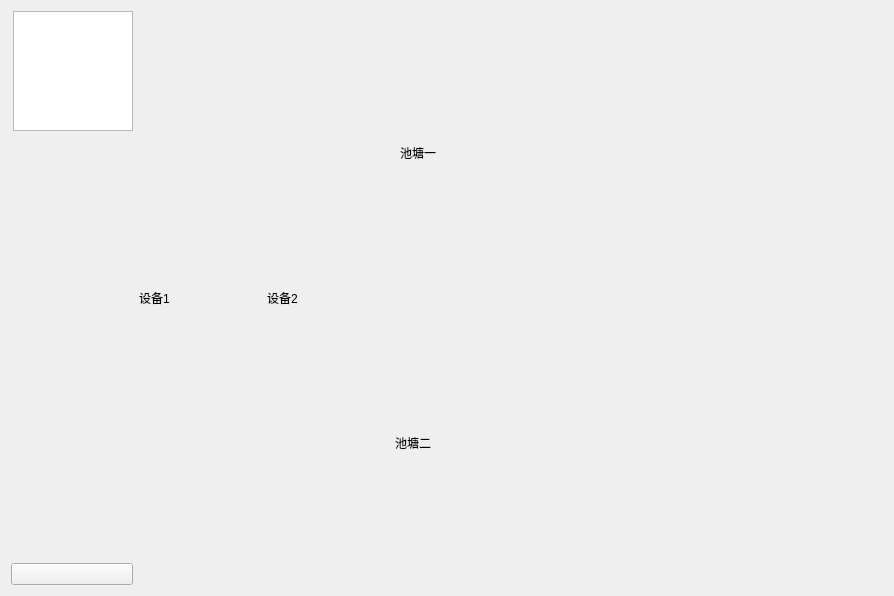
Above: AdultFishSystem/adultfishsystemwidget.ui from HighBird007/pond before the change. Below: the same form after it.
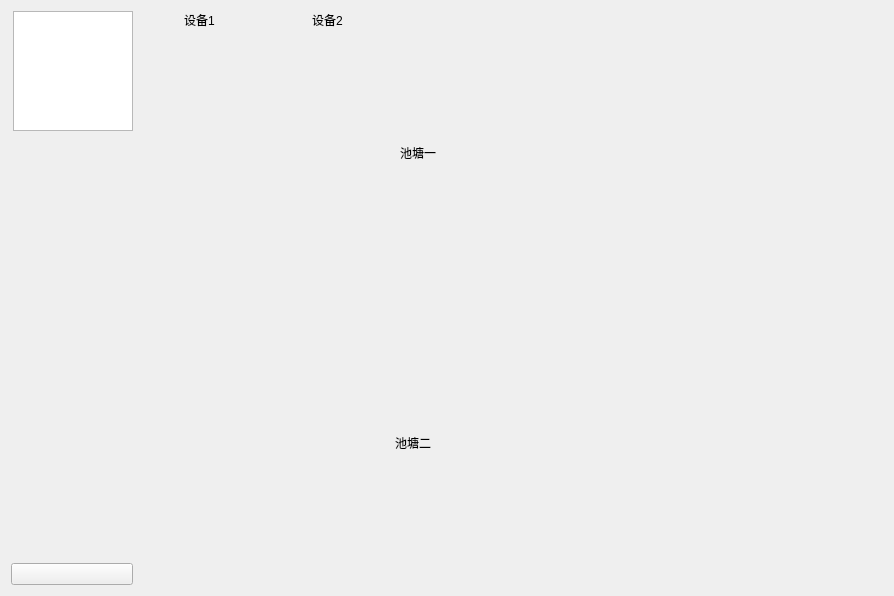
That is the form after the change. Icons and pictures are not drawn.

Patch:
```diff
--- a/AdultFishSystem/adultfishsystemwidget.ui
+++ b/AdultFishSystem/adultfishsystemwidget.ui
@@ -55,7 +55,7 @@
      </item>
      <item>
       <layout class="QVBoxLayout" name="deviceLay1" stretch="0">
-       <item alignment="Qt::AlignLeft">
+       <item alignment="Qt::AlignHCenter|Qt::AlignTop">
         <widget class="QLabel" name="label">
          <property name="sizePolicy">
           <sizepolicy hsizetype="Preferred" vsizetype="Expanding">
@@ -78,7 +78,7 @@
        <property name="sizeConstraint">
         <enum>QLayout::SetFixedSize</enum>
        </property>
-       <item alignment="Qt::AlignLeft">
+       <item alignment="Qt::AlignHCenter|Qt::AlignTop">
         <widget class="QLabel" name="label_2">
          <property name="text">
           <string>设备2</string>
```
